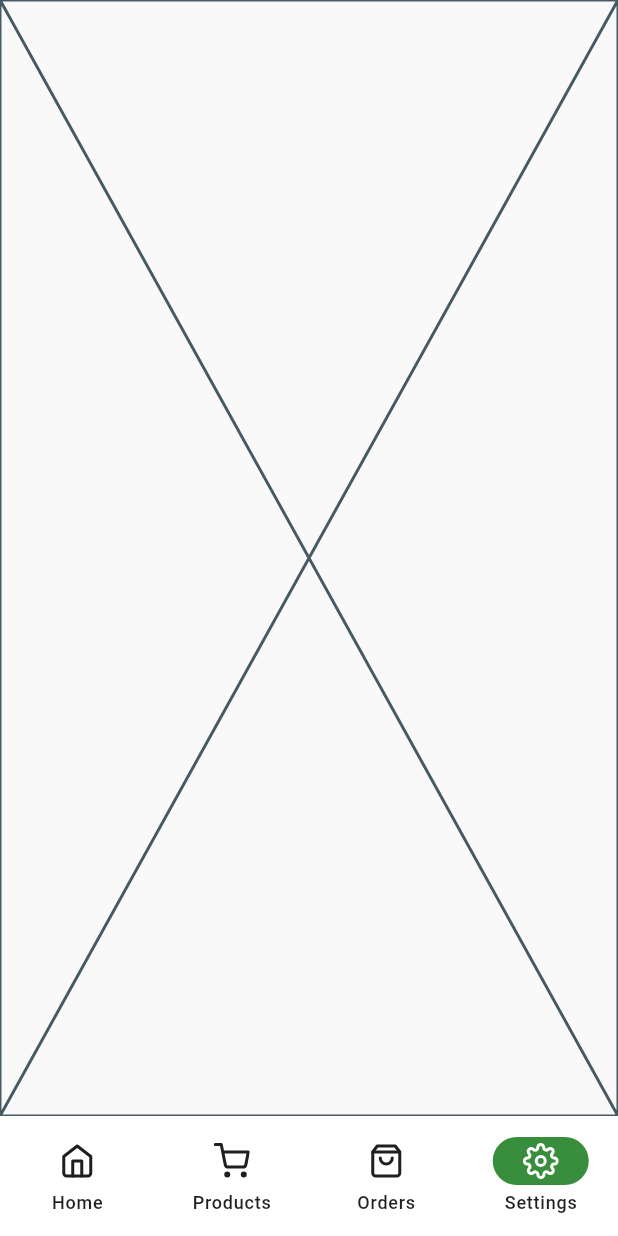
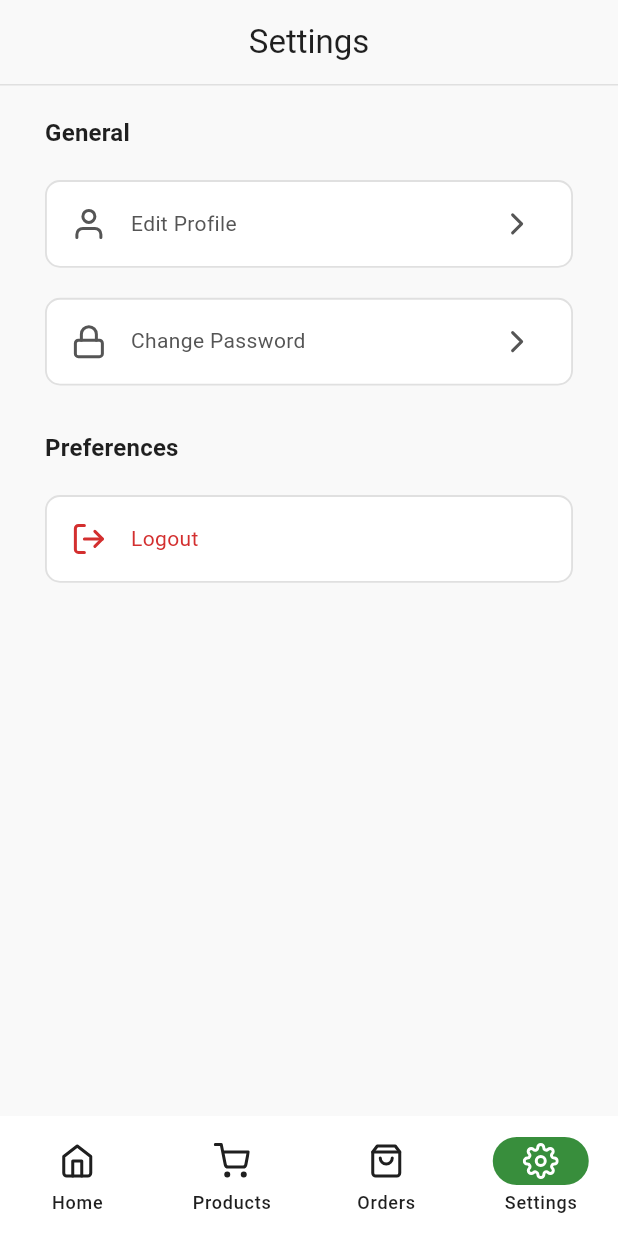
Before and after one commit to Neel-Pandya/FreshCart-App, a Flutter app: the UserMasterLayout screen opened by its route, swiped to page 4, on a phone screen of 412 x 824 dp. Run offline on Flutter 3.47's test engine with Material 3 defaults, Android fonts, the phone set to English and light mode, and no system bars; our stand-ins replace flutter_feather_icons, flutter_riverpod, flutter_svg, form_field_validator, google_fonts, pin_code_fields and 2 more.

Commit message:
Add settings screen with logout and navigation
Introduces a new SettingsScreen with options for editing profile, changing password, and logging out. Adds a reusable SettingItem widget for settings list items. Updates UserMasterLayout to include the SettingsScreen in the navigation.

```diff
--- /dev/null
+++ b/frontend/lib/features/settings/settings_screen.dart
@@ -0,0 +1,130 @@
+import 'dart:async';
+import 'package:flutter/material.dart';
+import 'package:flutter_feather_icons/flutter_feather_icons.dart';
+import 'package:flutter_riverpod/flutter_riverpod.dart';
+import 'package:frontend/core/providers/bottom_nav_provider.dart';
+import 'package:frontend/core/routes/app_routes.dart';
+import 'package:frontend/core/theme/app_colors.dart';
+import 'package:frontend/core/theme/app_typography.dart';
+import 'package:frontend/core/utils/toaster.dart';
+import 'package:frontend/features/settings/widgets/setting_item.dart';
+
+class SettingsScreen extends ConsumerWidget {
+  const SettingsScreen({super.key});
+
+  void _logout(BuildContext context, WidgetRef ref) {
+    showDialog(
+      context: context,
+      builder: (dialogContext) {
+        return AlertDialog(
+          icon: const Icon(FeatherIcons.logOut, color: AppColors.error, size: 36),
+          title: Text(
+            'Logout',
+            style: AppTypography.titleLarge.copyWith(color: AppColors.textPrimary),
+            textAlign: TextAlign.center,
+          ),
+          content: Text(
+            'Are you sure you want to logout?',
+            style: AppTypography.bodyMedium.copyWith(color: AppColors.textSecondary),
+            textAlign: TextAlign.center,
+          ),
+          actionsAlignment: MainAxisAlignment.spaceEvenly,
+          actions: [
+            TextButton(
+              onPressed: () => Navigator.pop(dialogContext),
+              style: TextButton.styleFrom(
+                foregroundColor: AppColors.textSecondary,
+                backgroundColor: Colors.transparent,
+              ),
+              child: Text(
+                'Cancel',
+                style: AppTypography.bodyMedium.copyWith(color: AppColors.textSecondary),
+              ),
+            ),
+            TextButton(
+              onPressed: () {
+                Toaster.showSuccessMessage(context: context, message: 'Logout successfully');
+                Navigator.of(dialogContext).pop();
+                Future.delayed(const Duration(seconds: 2), () {
+                  if (!context.mounted) return;
+                  ref.read(bottomNavigationProvider.notifier).state = 0;
+                  Navigator.of(
+                    context,
+                  ).pushNamedAndRemoveUntil(Routes.onBoarding, (route) => false);
+                });
+              },
+              style: TextButton.styleFrom(
+                foregroundColor: AppColors.error,
+                backgroundColor: Colors.transparent,
+              ),
+              child: Text(
+                'Logout',
+                style: AppTypography.bodyMedium.copyWith(
+                  color: AppColors.error,
+                  fontWeight: FontWeight.bold,
+                ),
+              ),
+            ),
+          ],
+        );
+      },
+    );
+  }
+
+  @override
+  Widget build(BuildContext context, WidgetRef ref) {
+    return Scaffold(
+      appBar: AppBar(
+        leading: const SizedBox(),
+        centerTitle: true,
+        title: Text(
+          'Settings',
+          style: AppTypography.titleLarge.copyWith(color: AppColors.textPrimary),
+        ),
+      ),
+      body: Column(
+        children: [
+          const Divider(height: 1, thickness: 1, color: AppColors.border),
+          const SizedBox(height: 20),
+          Padding(
+            padding: const EdgeInsets.symmetric(horizontal: 30),
+            child: Column(
+              crossAxisAlignment: CrossAxisAlignment.stretch,
+              children: [
+                Text(
+                  'General',
+                  style: AppTypography.titleMediumEmphasized.copyWith(color: AppColors.textPrimary),
+                ),
+                const SizedBox(height: 20),
+                const SettingItem(
+                  title: 'Edit Profile',
+                  icon: FeatherIcons.user,
+                  trailingIcon: FeatherIcons.chevronRight,
+                ),
+                const SizedBox(height: 20),
+                const SettingItem(
+                  title: 'Change Password',
+                  icon: FeatherIcons.lock,
+                  trailingIcon: FeatherIcons.chevronRight,
+                ),
+                const SizedBox(height: 30),
+                Text(
+                  'Preferences',
+                  style: AppTypography.titleMediumEmphasized.copyWith(color: AppColors.textPrimary),
+                ),
+                const SizedBox(height: 20),
+                SettingItem(
+                  title: 'Logout',
+                  icon: FeatherIcons.logOut,
+                  iconColor: AppColors.error,
+                  titleColor: AppColors.error,
+                  onTap: () => _logout(context, ref),
+                ),
+              ],
+            ),
+          ),
+        ],
+      ),
+    );
+  }
+}
--- /dev/null
+++ b/frontend/lib/features/settings/widgets/setting_item.dart
@@ -0,0 +1,42 @@
+import 'package:flutter/material.dart';
+import 'package:frontend/core/theme/app_colors.dart';
+import 'package:frontend/core/theme/app_typography.dart';
+
+class SettingItem extends StatelessWidget {
+  const SettingItem({
+    super.key,
+    required this.title,
+    required this.icon,
+    this.onTap,
+    this.trailingIcon,
+    this.iconColor,
+    this.titleColor,
+  });
+
+  final String title;
+  final IconData icon;
+  final void Function()? onTap;
+  final IconData? trailingIcon;
+  final Color? iconColor;
+  final Color? titleColor;
+
+  @override
+  Widget build(BuildContext context) {
+    return ListTile(
+      shape: RoundedRectangleBorder(
+        borderRadius: BorderRadius.circular(10),
+        side: const BorderSide(color: AppColors.border, width: 1.25),
+      ),
+      tileColor: Colors.white,
+      leading: Icon(icon, color: iconColor ?? AppColors.iconColor),
+      title: Text(
+        title,
+        style: AppTypography.bodyMedium.copyWith(color: titleColor ?? AppColors.textSecondary),
+      ),
+      onTap: onTap ?? () {},
+      trailing: trailingIcon != null
+          ? Icon(trailingIcon, color: iconColor ?? AppColors.iconColor)
+          : null,
+    );
+  }
+}
--- a/frontend/lib/layout/user_master_layout.dart
+++ b/frontend/lib/layout/user_master_layout.dart
@@ -4,6 +4,7 @@ import 'package:frontend/core/providers/bottom_nav_provider.dart';
 import 'package:frontend/core/widgets/bottom_navigation.dart';
 import 'package:frontend/features/home/home_screen.dart';
 import 'package:frontend/features/products/products_screen.dart';
+import 'package:frontend/features/settings/settings_screen.dart';
 
 class UserMasterLayout extends ConsumerStatefulWidget {
   const UserMasterLayout({super.key});
@@ -18,7 +19,7 @@ class _UserMasterLayoutState extends ConsumerState<UserMasterLayout> {
     const HomeScreen(),
     const ProductsScreen(),
     const Placeholder(),
-    const Placeholder(),
+    const SettingsScreen(),
   ];
 
   @override
```
